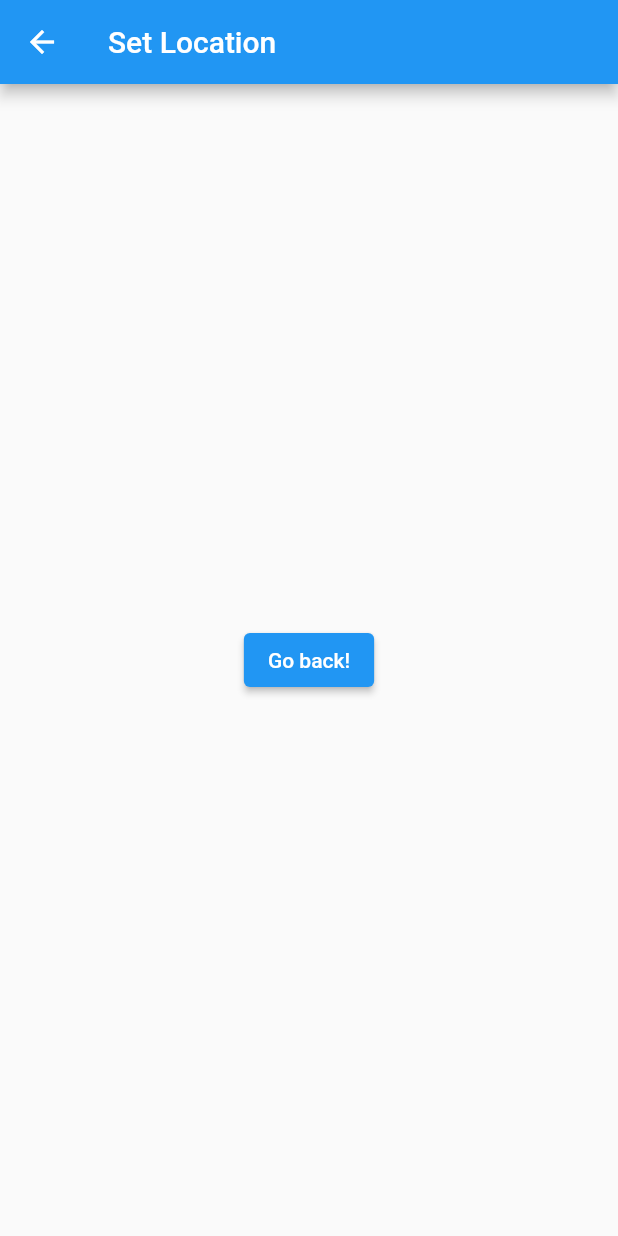
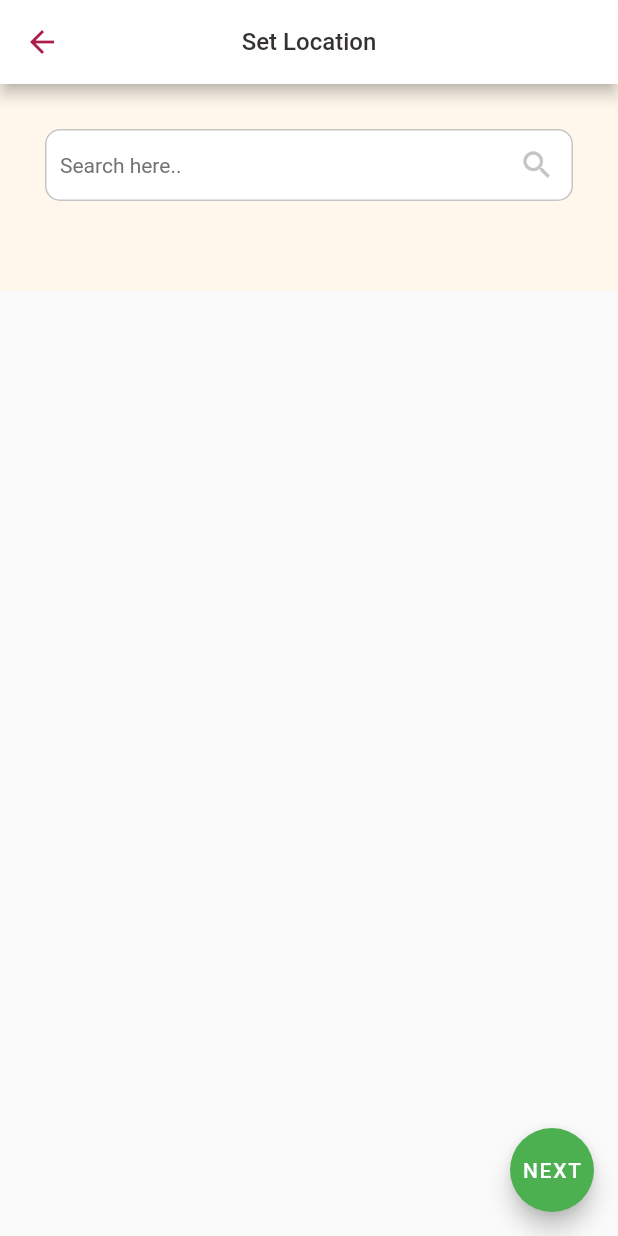
Before and after one commit to jaii041715/jerms-hackathon-2, a Flutter app: the SetLocation screen opened directly, on a phone screen of 412 x 824 dp. Run offline on Flutter 3.47's test engine with Material 2 defaults, Android fonts, the light colour scheme and no system bars; our stand-ins replace google_maps_flutter; Roboto replaces fonts that are missing (Poppins Semi Bold, Poppins-Regular).

Commit message:
feat: JERMS-0003 - setLocation

```diff
--- a/jerms_app_hackathon/lib/setLocation/setLocation.dart
+++ b/jerms_app_hackathon/lib/setLocation/setLocation.dart
@@ -1,4 +1,5 @@
 import 'package:flutter/material.dart';
+import 'package:jerms_app_hackathon/dashboard/dashboard.dart';
 import 'package:jerms_app_hackathon/main.dart';
 
 void main() {
@@ -10,19 +11,71 @@ class SetLocation extends StatelessWidget {
 
   @override
   Widget build(BuildContext context) {
+    Color _color = const Color(0xFFBFFFFFF);
     return Scaffold(
       appBar: AppBar(
-        title: const Text('Set Location'),
+        iconTheme: IconThemeData(
+          color: Color(0xFFBAA1945), //change your color here
+        ),
+        backgroundColor: _color,
+        title: const Text(
+          'Set Location',
+          style: TextStyle(
+              color: Color(0xFFB322E2E),
+              fontFamily: 'Poppins Semi Bold',
+              fontSize: 16),
+        ),
+        centerTitle: true,
       ),
-      body: Center(
-        child: ElevatedButton(
-          onPressed: () {
-            Navigator.push(context,
-                MaterialPageRoute(builder: (context) => const MyApp()));
-            // Navigate back to first route when tapped.
-          },
-          child: const Text('Go back!'),
+      body: Container(
+        child: Column(
+          children: <Widget>[
+            Container(
+                child: Container(
+                    padding: EdgeInsets.fromLTRB(30, 30, 30, 60),
+                    width: double.infinity,
+                    decoration: BoxDecoration(color: Color(0xFFBFFF7EB)),
+                    child: Container(
+                      child: TextField(
+                        textAlign: TextAlign.left,
+                        decoration: new InputDecoration(
+                          fillColor: Colors.white,
+                          filled: true,
+                          contentPadding: const EdgeInsets.all(10),
+                          suffixIcon: new Icon(
+                            Icons.search,
+                            color: Color(0xFFBC4C4C4),
+                          ),
+                          hintText: "Search here..",
+                          hintStyle: TextStyle(
+                              fontFamily: 'Poppins-Regular',
+                              fontSize: 14,
+                              color: Color(0xFFB707070)),
+                          enabledBorder: const OutlineInputBorder(
+                            borderRadius:
+                                BorderRadius.all(Radius.circular(10.0)),
+                            borderSide: const BorderSide(
+                              color: Color(0xFFBC4C4C4),
+                            ),
+                          ),
+                          focusedBorder: OutlineInputBorder(
+                            borderRadius:
+                                BorderRadius.all(Radius.circular(10.0)),
+                            borderSide: BorderSide(color: Color(0xFFBC4C4C4)),
+                          ),
+                        ),
+                      ),
+                    ))),
+          ],
         ),
+      ),
+      floatingActionButton: FloatingActionButton(
+        onPressed: () {
+          Navigator.push(context,
+              MaterialPageRoute(builder: (context) => const Dashboard()));
+        },
+        backgroundColor: Colors.green,
+        child: Text("NEXT"),
       ),
     );
   }
```
